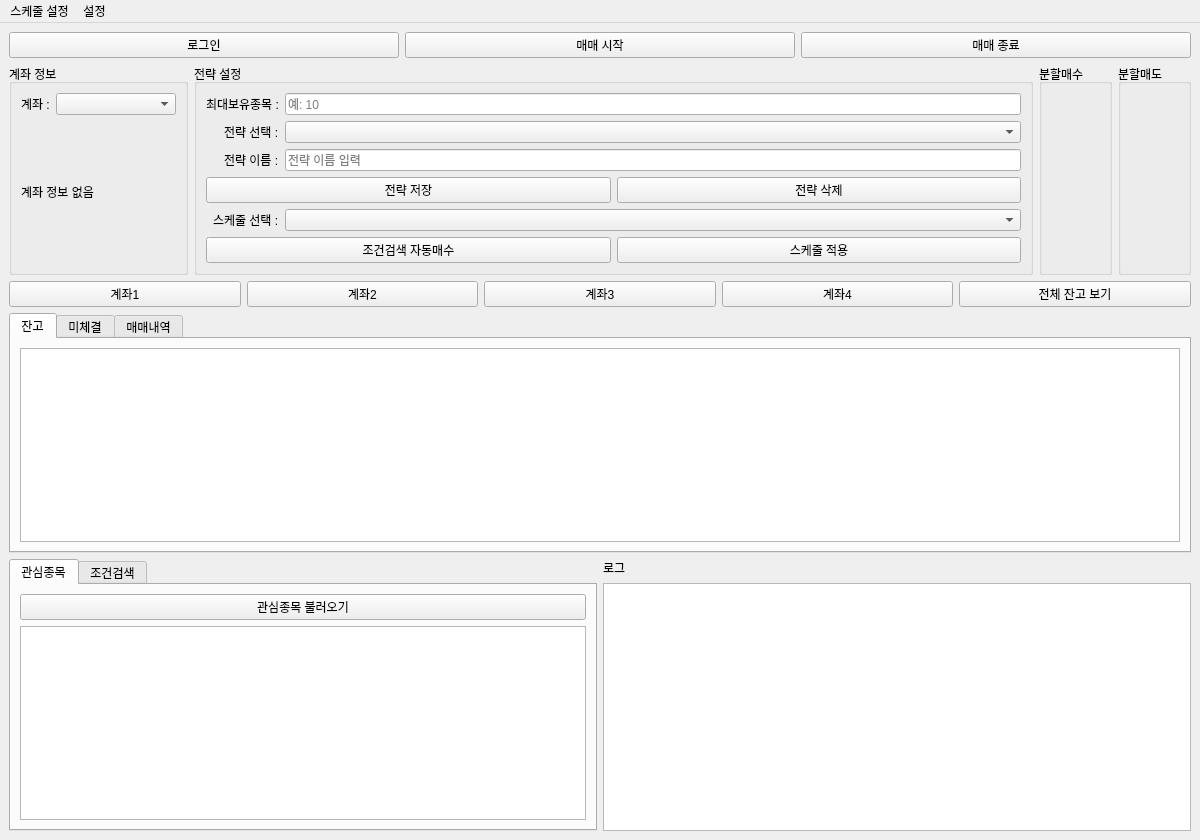
This is ui/autotrade.ui in BTB80/kiwoom-auto-trader as Qt 5 draws it before an edit. The edited form follows.
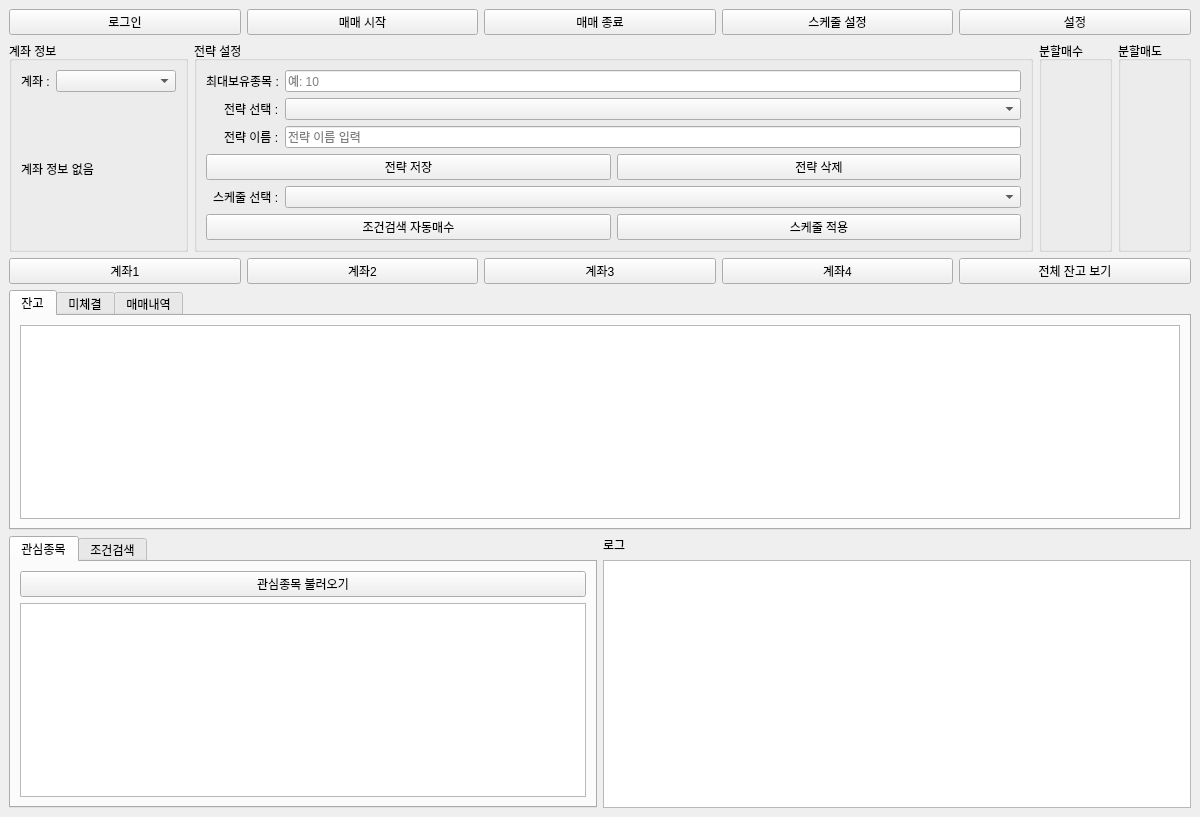
This is the edited form.

Commit message: 메뉴바삭제 스케줄 설정버튼이동

Diff of the .ui file:
```diff
--- a/ui/autotrade.ui
+++ b/ui/autotrade.ui
@@ -1,50 +1,7 @@
 <?xml version="1.0" encoding="utf-8"?>
 <ui version="4.0">
  <class>MainWindow</class>
- <widget class="QMainWindow" name="MainWindow">
-  <widget class="QMenuBar" name="menubar">
-   <property name="geometry">
-    <rect>
-     <x>0</x>
-     <y>0</y>
-     <width>1200</width>
-     <height>21</height>
-    </rect>
-   </property>
-
-   <!-- 🔹 기존 스케줄 설정 메뉴 -->
-   <widget class="QMenu" name="menuSchedule">
-    <property name="title">
-     <string>스케줄 설정</string>
-    </property>
-    <addaction name="actionOpenScheduleDialog"/>
-   </widget>
-
-   <!-- 🔹 새 설정 메뉴 추가 -->
-   <widget class="QMenu" name="menuConfig">
-    <property name="title">
-     <string>설정</string>
-    </property>
-    <addaction name="actionOpenConfigDialog"/>
-   </widget>
-
-   <!-- 🔹 메뉴바에 두 메뉴 모두 연결 -->
-   <addaction name="menuSchedule"/>
-   <addaction name="menuConfig"/>
-  </widget>
-
-  <!-- 🔹 액션 정의 -->
-  <action name="actionOpenScheduleDialog">
-   <property name="text">
-    <string>타이머 스케줄 설정</string>
-   </property>
-  </action>
-  <action name="actionOpenConfigDialog">
-   <property name="text">
-    <string>설정</string>
-   </property>
-  </action>
-
+    <widget class="QMainWindow" name="MainWindow">
   <property name="minimumSize">
    <size>
     <width>1200</width>
@@ -66,6 +23,8 @@
       <item><widget class="QPushButton" name="login_button"><property name="text"><string>로그인</string></property></widget></item>
       <item><widget class="QPushButton" name="trade_start_button"><property name="text"><string>매매 시작</string></property></widget></item>
       <item><widget class="QPushButton" name="trade_stop_button"><property name="text"><string>매매 종료</string></property></widget></item>
+      <item><widget class="QPushButton" name="schedule_button"><property name="text"><string>스케줄 설정</string></property></widget></item>
+      <item><widget class="QPushButton" name="config_button"><property name="text"><string>설정</string></property></widget></item>
      </layout>
     </item>
 
```
The commit also changes 1 other file.
